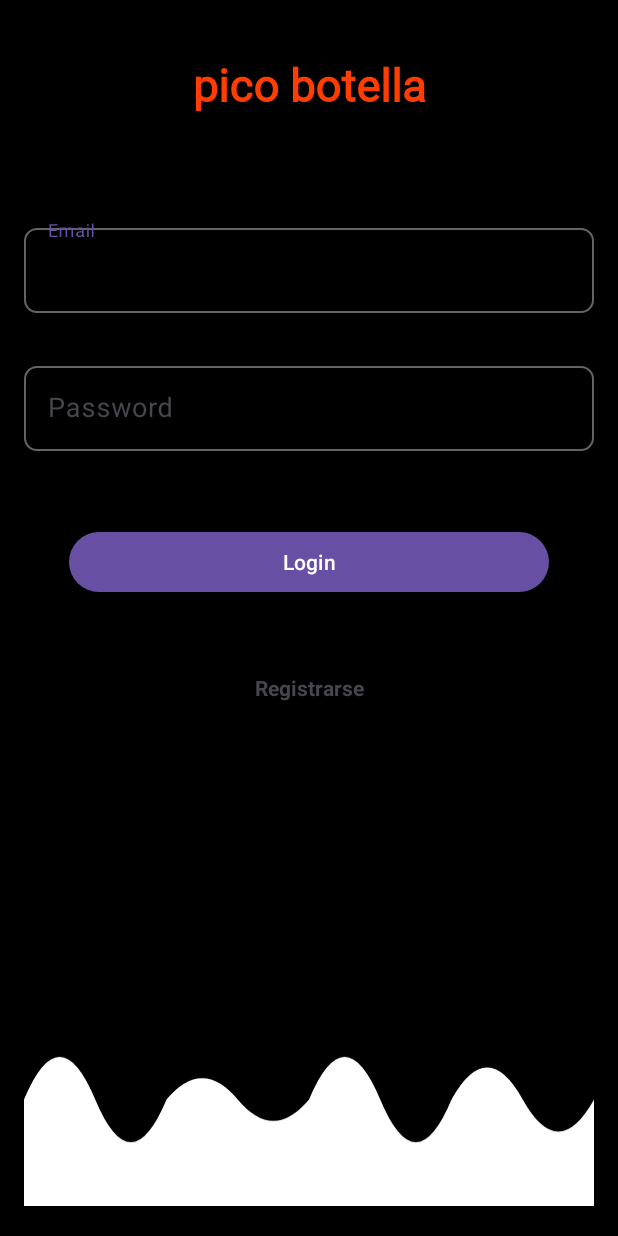
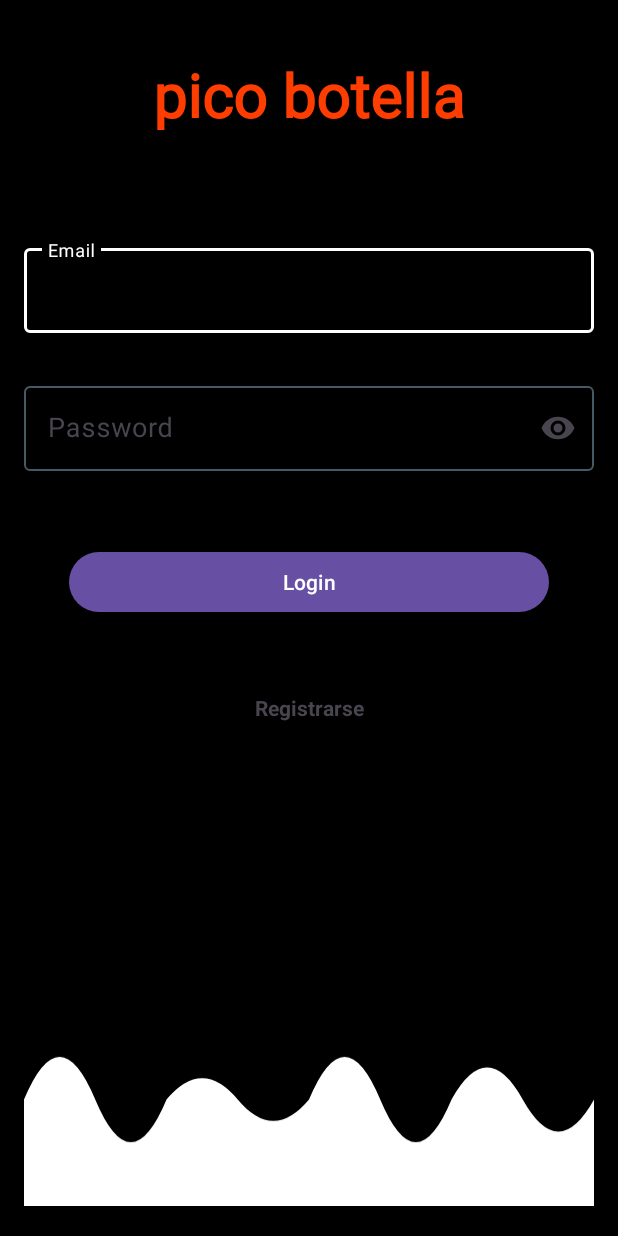
Before and after one commit to T-Dev-Org/equipoUno, an Android app: the screen it shows after launch (MainActivity), on a phone screen of 412 x 824 dp. Run offline under Robolectric (Android 15) with nearby library versions, the phone set to English and light mode, and no system bars; our stand-ins replace data binding.

Commit message:
feat: BAPP-196 email and password inputs implemented with their requirements

```diff
--- a/app/src/main/java/com/example/equipouno/view/fragments/LoginFragment.kt
+++ b/app/src/main/java/com/example/equipouno/view/fragments/LoginFragment.kt
@@ -4,14 +4,16 @@ import android.os.Bundle
 import android.view.LayoutInflater
 import android.view.View
 import android.view.ViewGroup
+import android.text.InputType
+import androidx.core.content.ContextCompat
 import android.widget.Toast
+import androidx.core.widget.addTextChangedListener
 import androidx.fragment.app.Fragment
 import androidx.navigation.fragment.findNavController
 import com.example.equipouno.R
 import com.example.equipouno.databinding.FragmentLoginBinding
 
 class LoginFragment : Fragment() {
-
     private lateinit var binding: FragmentLoginBinding
 
     override fun onCreateView(
@@ -36,7 +38,11 @@ class LoginFragment : Fragment() {
         binding.btnLogin.setOnClickListener{
             loginUser()
         }
+
+        setupPasswordValidation()
+        setupPasswordVisibility()
     }
+
 
     private fun registerUser(){
         // TODO
@@ -50,4 +56,67 @@ class LoginFragment : Fragment() {
         Toast.makeText(context, "TODO: usuario logeado", Toast.LENGTH_SHORT).show()
     }
 
+    private fun setupPasswordValidation() {
+        binding.etPassword.setOnFocusChangeListener { _, hasFoces ->
+            updatePasswordFieldState(hasFoces)
+        }
+
+        binding.etPassword.addTextChangedListener {
+            val passwordInput = it.toString()
+            if (passwordInput.length in 6..10) {
+                clearErrorState()
+            } else {
+                showErrorState()
+            }
+        }
+    }
+
+    private fun updatePasswordFieldState(hasFocus: Boolean) {
+        if (hasFocus) {
+            binding.tilPassword.boxStrokeColor = resources.getColor(android.R.color.white, null)
+        } else if (binding.etPassword.text.toString().length < 6) {
+            showErrorState()
+        } else {
+            binding.tilPassword.boxStrokeColor = resources.getColor(android.R.color.darker_gray, null)
+        }
+    }
+
+    private fun showErrorState() {
+        binding.tilPassword.apply {
+            error = "Mínimo 6 digitos"
+            boxStrokeColor = resources.getColor(android.R.color.holo_red_light, null)
+        }
+    }
+
+    private fun clearErrorState() {
+        binding.tilPassword.apply {
+            error = null
+            boxStrokeColor = resources.getColor(android.R.color.white, null)
+        }
+    }
+
+    private fun setupPasswordVisibility() {
+        var isPasswordVisible = false
+
+        binding.tilPassword.setEndIconOnClickListener {
+            isPasswordVisible = !isPasswordVisible
+            if (isPasswordVisible) {
+                // Mostrar contraseña
+                binding.etPassword.inputType =
+                    InputType.TYPE_CLASS_TEXT or InputType.TYPE_TEXT_VARIATION_VISIBLE_PASSWORD
+                binding.tilPassword.endIconDrawable =
+                    ContextCompat.getDrawable(requireContext(), R.drawable.ic_eye_closed)
+            } else {
+                // Ocultar contraseña
+                binding.etPassword.inputType =
+                    InputType.TYPE_CLASS_TEXT or InputType.TYPE_TEXT_VARIATION_PASSWORD
+                binding.tilPassword.endIconDrawable =
+                    ContextCompat.getDrawable(requireContext(), R.drawable.ic_eye_open)
+            }
+            // Mantener el cursor al final del texto
+            binding.etPassword.setSelection(binding.etPassword.text?.length ?: 0)
+        }
+
+    }
+
 }
--- /dev/null
+++ b/app/src/main/res/color/selector.xml
@@ -0,0 +1,5 @@
+<?xml version="1.0" encoding="utf-8"?>
+<selector xmlns:android="http://schemas.android.com/apk/res/android">
+    <item android:color="@color/white" android:state_focused="true"/>
+    <item android:color="@color/gray_700"/>
+</selector>
--- /dev/null
+++ b/app/src/main/res/drawable/ic_eye_closed.xml
@@ -0,0 +1,3 @@
+<vector xmlns:android="http://schemas.android.com/apk/res/android" android:height="24dp" android:width="24dp" android:viewportWidth="24" android:viewportHeight="24">
+    <path android:fillColor="#000000" android:pathData="M12 17.5C8.2 17.5 4.8 15.4 3.2 12H1C2.7 16.4 7 19.5 12 19.5S21.3 16.4 23 12H20.8C19.2 15.4 15.8 17.5 12 17.5Z"/>
+</vector>
--- /dev/null
+++ b/app/src/main/res/drawable/ic_eye_open.xml
@@ -0,0 +1,3 @@
+<vector xmlns:android="http://schemas.android.com/apk/res/android" android:height="24dp" android:width="24dp" android:viewportWidth="24" android:viewportHeight="24">
+    <path android:fillColor="#FFFFFF" android:pathData="M12,9A3,3 0 0,0 9,12A3,3 0 0,0 12,15A3,3 0 0,0 15,12A3,3 0 0,0 12,9M12,17A5,5 0 0,1 7,12A5,5 0 0,1 12,7A5,5 0 0,1 17,12A5,5 0 0,1 12,17M12,4.5C7,4.5 2.73,7.61 1,12C2.73,16.39 7,19.5 12,19.5C17,19.5 21.27,16.39 23,12C21.27,7.61 17,4.5 12,4.5Z"/>
+</vector>
--- a/app/src/main/res/drawable/input_background.xml
+++ /dev/null
@@ -1,5 +0,0 @@
-<shape xmlns:android="http://schemas.android.com/apk/res/android">
-    <solid android:color="@color/black" />
-    <corners android:radius="8dp" />
-    <stroke android:width="1dp" android:color="@color/gray" />
-</shape>
--- a/app/src/main/res/layout/fragment_login.xml
+++ b/app/src/main/res/layout/fragment_login.xml
@@ -15,7 +15,7 @@
             android:layout_width="wrap_content"
             android:layout_height="wrap_content"
             android:text="@string/title_lowercase"
-            android:textSize="30sp"
+            android:textSize="40sp"
             android:textStyle="bold"
             android:padding="20dp"
             android:fontFamily="@font/stylish_regular"
@@ -31,40 +31,52 @@
             android:layout_width="match_parent"
             android:layout_height="wrap_content"
             app:hintEnabled="true"
+            app:hintTextColor="@color/white"
+            app:boxBackgroundMode="outline"
+            app:boxStrokeWidthFocused="2dp"
+            app:boxStrokeColor="@color/selector"
             app:layout_constraintEnd_toEndOf="parent"
             app:layout_constraintStart_toStartOf="parent"
-            app:layout_constraintBottom_toTopOf="@+id/tilPass">
+            app:layout_constraintBottom_toTopOf="@+id/tilPassword">
 
-            <EditText
+            <com.google.android.material.textfield.TextInputEditText
                 android:id="@+id/etEmail"
                 android:layout_width="match_parent"
                 android:layout_height="wrap_content"
                 android:inputType="textEmailAddress"
-                android:background="@drawable/input_background"
-                android:hint="Email"
-                android:textColorHint="@android:color/darker_gray"
+                android:maxLength="40"
+                android:hint="@string/email"
+                android:textColorHint="@color/white"
+                android:textColor="@color/white"
                 android:padding="16dp"
                 android:textSize="18sp" />
         </com.google.android.material.textfield.TextInputLayout>
 
         <com.google.android.material.textfield.TextInputLayout
-            android:id="@+id/tilPass"
+            android:id="@+id/tilPassword"
             android:layout_width="match_parent"
             android:layout_height="wrap_content"
             app:hintEnabled="true"
+            app:hintTextColor="@color/white"
+            app:boxBackgroundMode="outline"
+            app:boxStrokeColor="@color/selector"
+            app:endIconMode="custom"
+            app:endIconDrawable="@drawable/ic_eye_open"
             android:layout_marginTop="30dp"
             app:layout_constraintTop_toBottomOf="@+id/tilEmail"
             app:layout_constraintEnd_toEndOf="parent"
             app:layout_constraintStart_toStartOf="parent">
 
-            <EditText
-                android:id="@+id/etPass"
+            <com.google.android.material.textfield.TextInputEditText
+                android:id="@+id/etPassword"
                 android:layout_width="match_parent"
                 android:layout_height="wrap_content"
-                android:inputType="textPassword"
-                android:background="@drawable/input_background"
-                android:hint="Password"
-                android:textColorHint="@android:color/darker_gray"
+                android:inputType="numberPassword"
+                android:maxLength="10"
+                android:hint="@string/password"
+                android:textColorHint="@android:color/white"
+                android:textColor="@android:color/white"
+                android:drawablePadding="8dp"
                 android:padding="16dp"
                 android:textSize="18sp" />
         </com.google.android.material.textfield.TextInputLayout>
@@ -76,7 +88,7 @@
             android:text="Login"
             android:layout_marginHorizontal="30dp"
             android:layout_marginTop="50dp"
-            app:layout_constraintTop_toBottomOf="@+id/tilPass"
+            app:layout_constraintTop_toBottomOf="@+id/tilPassword"
             app:layout_constraintEnd_toEndOf="parent"
             app:layout_constraintStart_toStartOf="parent" />
 
--- a/app/src/main/res/values/strings.xml
+++ b/app/src/main/res/values/strings.xml
@@ -26,4 +26,6 @@
 
     <string name="title">Pico botella</string>
     <string name="title_lowercase">pico botella</string>
+    <string name="email">Email</string>
+    <string name="password">Password</string>
 </resources>
```
Also changed, not shown: 1 other file.
